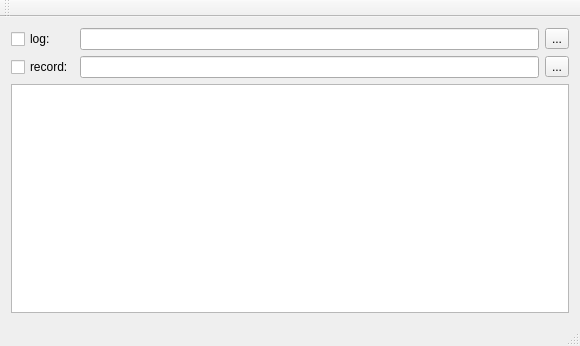
Before: the Qt Designer form src/mainwindow.ui in pinkavaj/transrec, drawn with Qt 5.
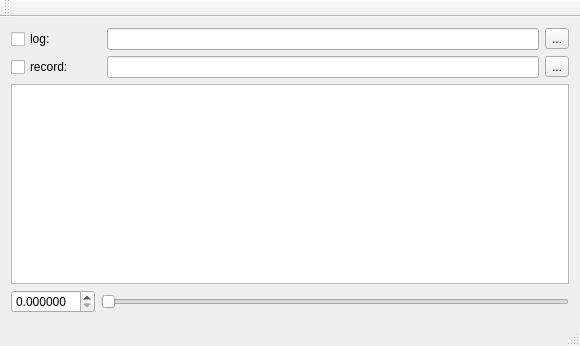
After: the same form once the commit is applied.

Commit message:
Start/stop recording based on carrier detection
Start recording when carrier is detected and stop recording when
carrier is not detected for some time (2 sec). Carrier detection
is based on measurement of power transmited by reciever.

Diff of the .ui file:
```diff
--- a/src/mainwindow.ui
+++ b/src/mainwindow.ui
@@ -22,17 +22,17 @@
       </property>
      </widget>
     </item>
-    <item row="0" column="1">
-     <widget class="QLineEdit" name="logFileNameLineEdit"/>
-    </item>
     <item row="0" column="2">
+     <widget class="QLineEdit" name="logFileNameLineEdit"/>
+    </item>
+    <item row="0" column="3">
      <widget class="QToolButton" name="logFileToolButton">
       <property name="text">
        <string>...</string>
       </property>
      </widget>
     </item>
-    <item row="2" column="0" colspan="3">
+    <item row="2" column="0" colspan="4">
      <widget class="QPlainTextEdit" name="logPlainTextEdit"/>
     </item>
     <item row="1" column="0">
@@ -42,16 +42,39 @@
       </property>
      </widget>
     </item>
-    <item row="1" column="2">
+    <item row="1" column="3">
      <widget class="QToolButton" name="recDirNameToolButton">
       <property name="text">
        <string>...</string>
       </property>
      </widget>
     </item>
-    <item row="1" column="1">
+    <item row="1" column="2">
      <widget class="QLineEdit" name="recDirNameLineEdit"/>
     </item>
+    <item row="3" column="0">
+     <widget class="QDoubleSpinBox" name="pwrLimitDoubleSpinBox">
+      <property name="decimals">
+       <number>6</number>
+      </property>
+      <property name="maximum">
+       <double>10.000000000000000</double>
+      </property>
+      <property name="singleStep">
+       <double>0.010000000000000</double>
+      </property>
+     </widget>
+    </item>
+    <item row="3" column="1" colspan="3">
+     <widget class="QSlider" name="pwrLimitHorizontalSlider">
+      <property name="maximum">
+       <number>100</number>
+      </property>
+      <property name="orientation">
+       <enum>Qt::Horizontal</enum>
+      </property>
+     </widget>
+    </item>
    </layout>
   </widget>
   <widget class="QMenuBar" name="menuBar">
```
The commit also changes 2 other files.
